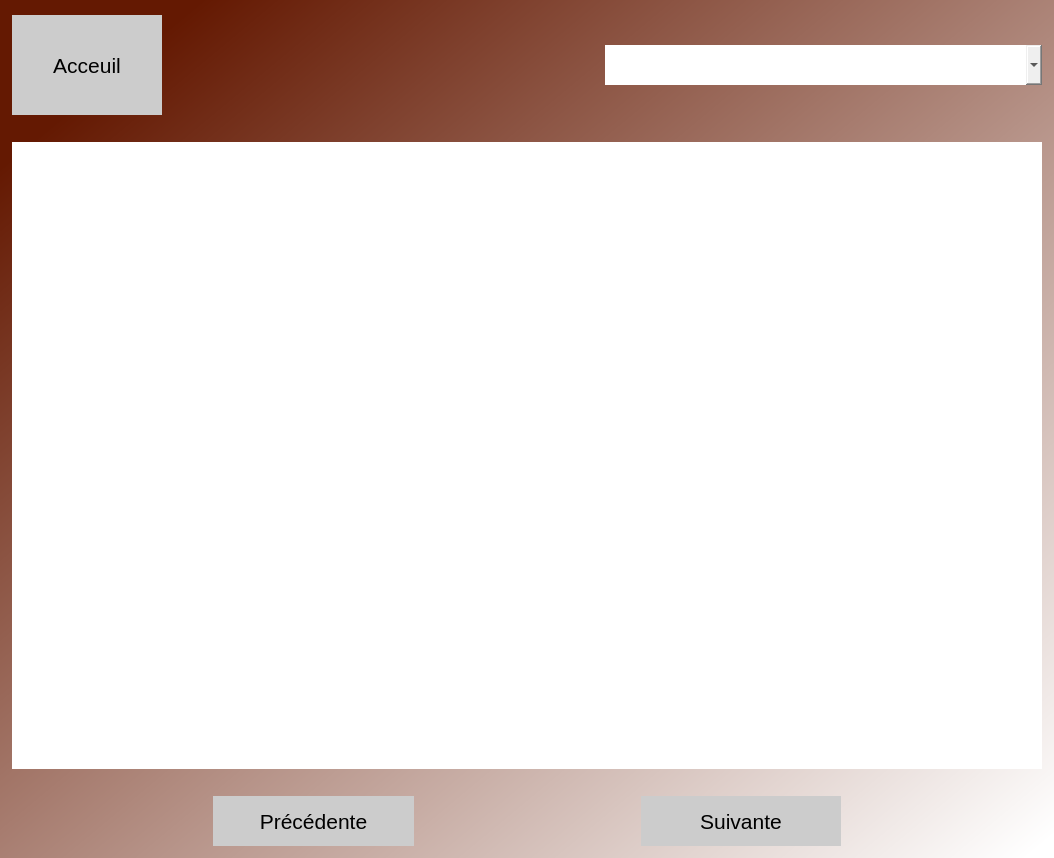
Izocel/PythonBookHero, file BookHeroProjectDesigner/selectionchapitres.ui: the form before one commit.
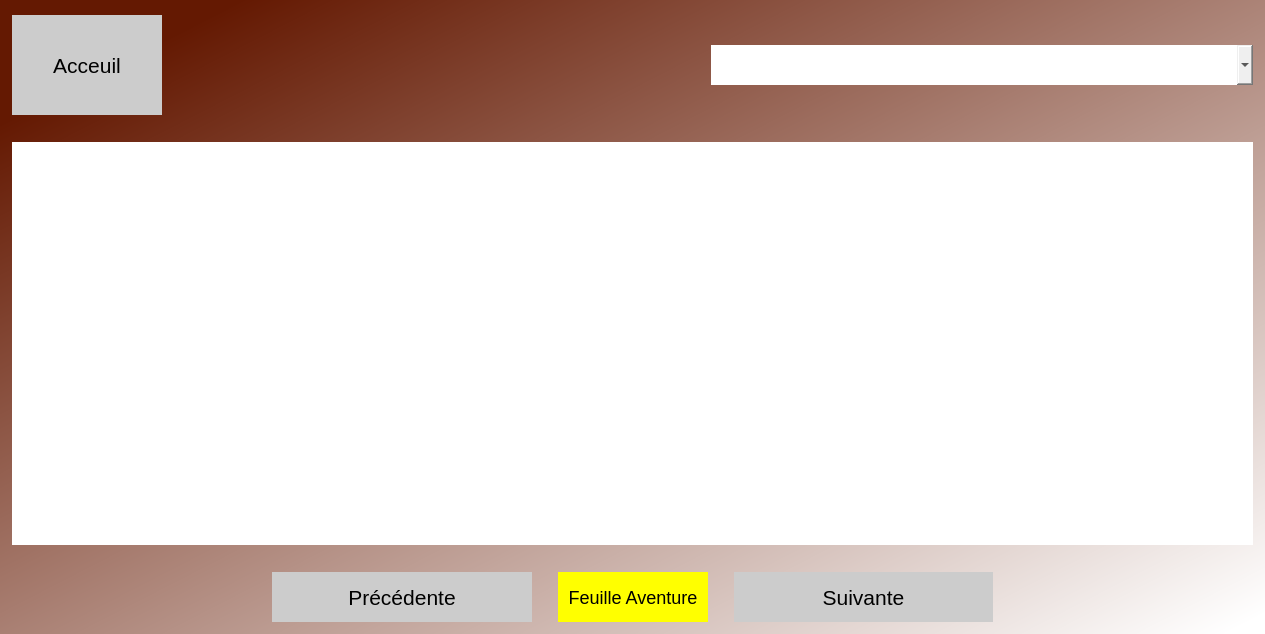
The form after the commit.

Commit message: Création de la feuille aventure et connexion boutton chapitre

Patch:
```diff
--- a/BookHeroProjectDesigner/selectionchapitres.ui
+++ b/BookHeroProjectDesigner/selectionchapitres.ui
@@ -6,8 +6,8 @@
    <rect>
     <x>0</x>
     <y>0</y>
-    <width>1054</width>
-    <height>858</height>
+    <width>1265</width>
+    <height>634</height>
    </rect>
   </property>
   <property name="sizePolicy">
@@ -254,8 +254,8 @@
             <string>&lt;!DOCTYPE HTML PUBLIC &quot;-//W3C//DTD HTML 4.0//EN&quot; &quot;http://www.w3.org/TR/REC-html40/strict.dtd&quot;&gt;
 &lt;html&gt;&lt;head&gt;&lt;meta name=&quot;qrichtext&quot; content=&quot;1&quot; /&gt;&lt;style type=&quot;text/css&quot;&gt;
 p, li { white-space: pre-wrap; }
-&lt;/style&gt;&lt;/head&gt;&lt;body style=&quot; font-family:'MS Shell Dlg 2'; font-size:8.25pt; font-weight:400; font-style:normal;&quot;&gt;
-&lt;p style=&quot;-qt-paragraph-type:empty; margin-top:0px; margin-bottom:0px; margin-left:0px; margin-right:0px; -qt-block-indent:0; text-indent:0px; font-size:7.8pt;&quot;&gt;&lt;br /&gt;&lt;/p&gt;&lt;/body&gt;&lt;/html&gt;</string>
+&lt;/style&gt;&lt;/head&gt;&lt;body style=&quot; font-family:'MS Shell Dlg 2'; font-size:7.8pt; font-weight:400; font-style:normal;&quot;&gt;
+&lt;p style=&quot;-qt-paragraph-type:empty; margin-top:0px; margin-bottom:0px; margin-left:0px; margin-right:0px; -qt-block-indent:0; text-indent:0px;&quot;&gt;&lt;br /&gt;&lt;/p&gt;&lt;/body&gt;&lt;/html&gt;</string>
            </property>
            <property name="tabStopWidth">
             <number>82</number>
@@ -343,14 +343,80 @@
            </property>
           </widget>
          </item>
+         <item>
+          <spacer name="horizontalSpacer_5">
+           <property name="orientation">
+            <enum>Qt::Horizontal</enum>
+           </property>
+           <property name="sizeType">
+            <enum>QSizePolicy::Preferred</enum>
+           </property>
+           <property name="sizeHint" stdset="0">
+            <size>
+             <width>20</width>
+             <height>20</height>
+            </size>
+           </property>
+          </spacer>
+         </item>
+         <item>
+          <widget class="QPushButton" name="page_aventure_pushButton_4">
+           <property name="sizePolicy">
+            <sizepolicy hsizetype="Expanding" vsizetype="Maximum">
+             <horstretch>0</horstretch>
+             <verstretch>0</verstretch>
+            </sizepolicy>
+           </property>
+           <property name="minimumSize">
+            <size>
+             <width>150</width>
+             <height>50</height>
+            </size>
+           </property>
+           <property name="maximumSize">
+            <size>
+             <width>150</width>
+             <height>50</height>
+            </size>
+           </property>
+           <property name="font">
+            <font>
+             <pointsize>-1</pointsize>
+            </font>
+           </property>
+           <property name="cursor">
+            <cursorShape>PointingHandCursor</cursorShape>
+           </property>
+           <property name="styleSheet">
+            <string notr="true">:!active, :active{
+border-style: 1px;
+background: rgb(255,255,0);
+font-size: 18px;
+}
+:hover{
+border-style: 1px;
+background: rgb(100,255,100);
+font-size: 8px;
+}
+
+</string>
+           </property>
+           <property name="text">
+            <string>Feuille Aventure</string>
+           </property>
+          </widget>
+         </item>
          <item>
           <spacer name="horizontalSpacer_2">
            <property name="orientation">
             <enum>Qt::Horizontal</enum>
            </property>
+           <property name="sizeType">
+            <enum>QSizePolicy::Preferred</enum>
+           </property>
            <property name="sizeHint" stdset="0">
             <size>
-             <width>221</width>
+             <width>20</width>
              <height>20</height>
             </size>
            </property>
```
The commit also changes 11 other files.
